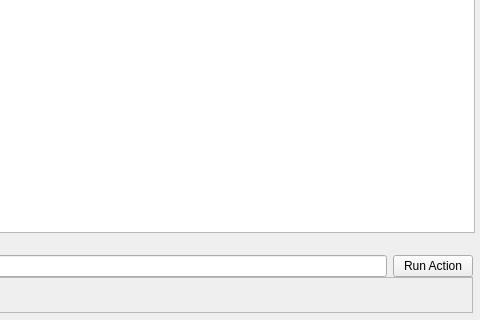
SCIInstitute/Seg3D, file src/Interface/AppController/AppController.ui: the form before one commit; both pictures show x 434 to 914 and y 309 to 629 of the 914 by 629 pixel window.
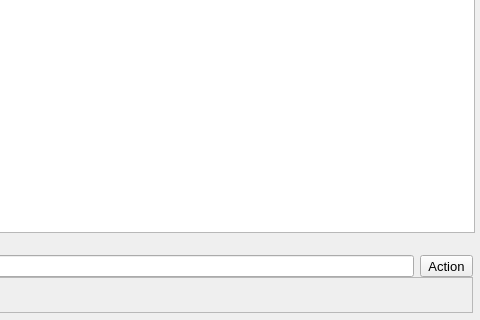
The form after the commit. The open tabs and pages were chosen to show the change.

Diff of the .ui file:
```diff
--- a/src/Interface/AppController/AppController.ui
+++ b/src/Interface/AppController/AppController.ui
@@ -153,9 +153,23 @@
               <widget class="QLineEdit" name="LE_EDIT_ACTION"/>
              </item>
              <item>
-              <widget class="QPushButton" name="PB_RUN_ACTION">
+              <widget class="QToolButton" name="TB_ACTION">
+               <property name="font">
+                <font>
+                 <pointsize>10</pointsize>
+                </font>
+               </property>
                <property name="text">
-                <string>Run Action</string>
+                <string>Action</string>
+               </property>
+               <property name="popupMode">
+                <enum>QToolButton::InstantPopup</enum>
+               </property>
+               <property name="toolButtonStyle">
+                <enum>Qt::ToolButtonTextBesideIcon</enum>
+               </property>
+               <property name="arrowType">
+                <enum>Qt::NoArrow</enum>
                </property>
               </widget>
              </item>
```
Left out of the diff: 2 changed lines with no effect on the pictures.
